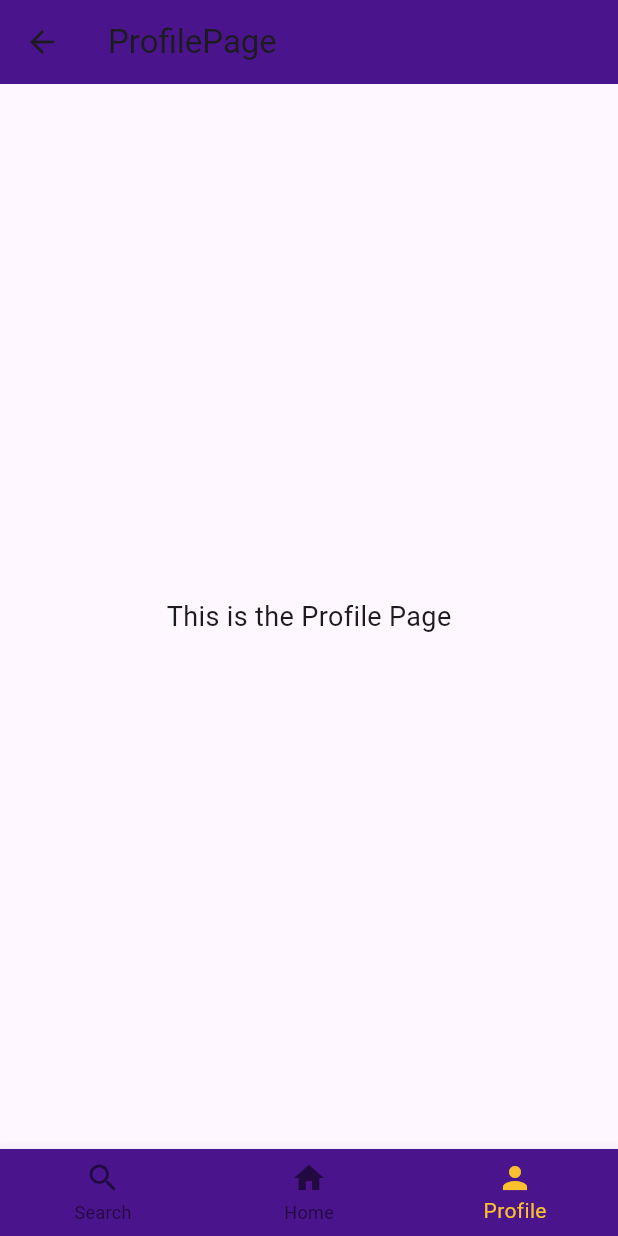
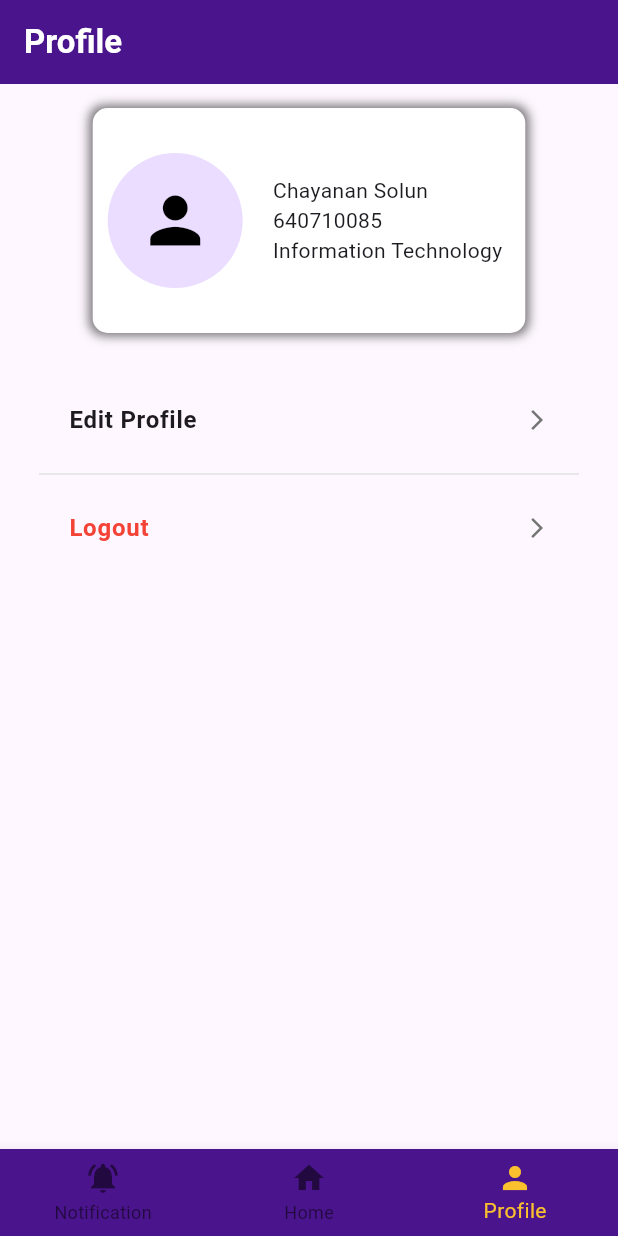
Before and after one commit to Taranymouse/Flutter_Projects, a Flutter app: the ProfilePage screen opened directly, on a phone screen of 412 x 824 dp. Run offline on Flutter 3.47's test engine with Material 3 defaults, Android fonts, the phone set to English and light mode, and no system bars.

Commit message:
เพิ่มหน้า Profile เปลี่ยนจากหน้า search เป็น Notification

```diff
--- a/lib/Navigation/BotNav.dart
+++ b/lib/Navigation/BotNav.dart
@@ -15,8 +15,8 @@ class BottomNav extends StatelessWidget {
     return BottomNavigationBar(
       items: const <BottomNavigationBarItem>[
         BottomNavigationBarItem(
-          icon: Icon(Icons.search),
-          label: 'Search',
+          icon: Icon(Icons.notifications_active),
+          label: 'Notification',
         ),
         BottomNavigationBarItem(
           icon: Icon(Icons.home),
--- a/lib/Profile.dart
+++ /dev/null
@@ -1,29 +0,0 @@
-import 'package:flutter/material.dart';
-import 'package:demoproject/Navigation/BotNav.dart';
-import 'package:demoproject/Navigation/Nav_helper.dart';
-
-class ProfilePage extends StatelessWidget {
-  const ProfilePage({super.key});
-
-  @override
-  Widget build(BuildContext context) {
-    return Scaffold(
-      appBar: AppBar(
-        title: const Text('ProfilePage'),
-        backgroundColor: Colors.purple[900],
-      ),
-      body: const Center(
-        child: Text(
-          'This is the Profile Page',
-          style: TextStyle(fontSize: 18),
-        ),
-      ),
-      bottomNavigationBar: BottomNav(
-        selectedIndex: 2, // ระบุว่าอยู่ที่หน้า Profile
-        onItemTapped: (index) {
-          navigateToPage(context, index, 2); // เรียกฟังก์ชันนำทางและส่ง index ปัจจุบัน
-        },
-      ),
-    );
-  }
-}
--- a/lib/Search.dart
+++ b/lib/Screen/Notification.dart
@@ -9,12 +9,12 @@ class SearchPage extends StatelessWidget {
   Widget build(BuildContext context) {
     return Scaffold(
       appBar: AppBar(
-        title: const Text('SearchPage'),
+        title: const Text('Notification'),
         backgroundColor: Colors.purple[900],
       ),
       body: const Center(
         child: Text(
-          'This is the Search Page',
+          'This is the Notification Page',
           style: TextStyle(fontSize: 18),
         ),
       ),
--- /dev/null
+++ b/lib/Screen/Profile.dart
@@ -0,0 +1,180 @@
+import 'package:flutter/material.dart';
+import 'package:demoproject/Navigation/BotNav.dart';
+import 'package:demoproject/Navigation/Nav_helper.dart';
+
+class ProfilePage extends StatelessWidget {
+  const ProfilePage({super.key});
+
+  @override
+  Widget build(BuildContext context) {
+    return Scaffold(
+      appBar: AppBar(
+        title: Row(
+          children: [
+            Text(
+              "Profile",
+              style: TextStyle(
+                color: Colors.white,
+                fontWeight: FontWeight.bold,
+              ),
+            ),
+          ],
+        ),
+        backgroundColor: Colors.purple[900],
+      ),
+      body: Column(
+        crossAxisAlignment: CrossAxisAlignment.center,
+        children: [
+          Padding(
+            padding: EdgeInsets.all(16),
+            child: Column(
+              children: [
+                Container(
+                  width: MediaQuery.of(context).size.width * 0.7,
+                  height: 150,
+                  decoration: BoxDecoration(
+                    color: Colors.white,
+                    borderRadius: BorderRadius.circular(10),
+                    boxShadow: [
+                      BoxShadow(
+                        color: Colors.black54,
+                        blurRadius: 5,
+                        spreadRadius: 2,
+                      ),
+                    ],
+                  ),
+                  child:
+                      // Card
+                      Center(
+                          child: Padding(
+                    padding: EdgeInsets.all(10),
+                    child: Row(
+                      children: [
+                        CircleAvatar(
+                          radius: 45,
+                          child: Icon(
+                            Icons.person,
+                            color: Colors.black,
+                            size: 50,
+                          ),
+                        ),
+                        SizedBox(
+                          width: 20,
+                        ),
+                        Column(
+                          mainAxisAlignment: MainAxisAlignment.center,
+                          crossAxisAlignment: CrossAxisAlignment.start,
+                          children: [
+                            //Name
+                            Text("Chayanan Solun"),
+
+                            //Std ID
+                            Text("640710085"),
+
+                            //branch
+                            Text("Information Technology"),
+                          ],
+                        ),
+                      ],
+                    ),
+                  )),
+                ),
+
+                SizedBox(height: 20,),
+
+                //Options
+                Padding(
+                    padding: EdgeInsets.all(10),
+                    child: Column(
+                      children: [
+                        ListTile(
+                          contentPadding: EdgeInsets.symmetric(horizontal: 20),
+                          title: Text(
+                            "Edit Profile",
+                            style: TextStyle(
+                              fontSize: 16,
+                              fontWeight: FontWeight.bold,
+                            ),
+                          ),
+                          trailing: Icon(
+                            Icons.arrow_forward_ios,
+                            size: 16,
+                            color: Colors.grey[600],
+                          ),
+                          onTap: (){},
+                        ),
+
+                        //Logout
+                        Divider(thickness: 1, color: Colors.grey[300]),
+                        ListTile(
+                          contentPadding: EdgeInsets.symmetric(horizontal: 20),
+                          title: Text(
+                            "Logout",
+                            style: TextStyle(
+                              fontSize: 16,
+                              fontWeight: FontWeight.bold,
+                              color: Colors.red,
+                            ),
+                          ),
+                          trailing: Icon(
+                            Icons.arrow_forward_ios,
+                            size: 16,
+                            color: Colors.grey[600],
+                          ),
+                          onTap: () => _showLogoutDialog(context),
+                        ),
+                      ],
+                    )),
+              ],
+            ),
+          ),
+        ],
+      ),
+      bottomNavigationBar: BottomNav(
+        selectedIndex: 2, // ระบุว่าอยู่ที่หน้า Profile
+        onItemTapped: (index) {
+          navigateToPage(
+              context, index, 2); // เรียกฟังก์ชันนำทางและส่ง index ปัจจุบัน
+        },
+      ),
+    );
+  }
+
+  void _logout(BuildContext context) {
+    Navigator.pushNamedAndRemoveUntil(context, '/', (route) => false);
+  }
+
+  void _showLogoutDialog(BuildContext context) {
+    showDialog(
+      context: context,
+      builder: (BuildContext context) {
+        return AlertDialog(
+          title: Text("Confirm Logout"),
+          content: Text("Are you sure you want to logout?"),
+          actions: [
+            TextButton(
+              onPressed: () {
+                Navigator.of(context).pop(); // ปิด Dialog
+              },
+              child: Text("Cancel"),
+            ),
+            TextButton(
+              onPressed: () {
+                Navigator.of(context).pop(); // ปิด Dialog
+                _logout(context); // เรียกฟังก์ชัน Logout
+              },
+              child: Text(
+                "Logout",
+                style: TextStyle(color: Colors.red),
+              ),
+            ),
+          ],
+        );
+      },
+    );
+  }
+
+  void _editProfile(BuildContext context){
+
+  }
+}
--- a/lib/main.dart
+++ b/lib/main.dart
@@ -1,8 +1,9 @@
 import 'package:demoproject/Login/Login.dart';
 import 'package:flutter/material.dart';
+import 'package:demoproject/Screen/Profile.dart';
 // import 'package:demoproject/Login/LoginExample.dart';
 // import 'package:demoproject/testAPI.dart';
-import 'package:demoproject/home.dart';
+import 'package:demoproject/Screen/home.dart';
 
 void main() {
   runApp(DemoApp());
@@ -19,7 +20,7 @@ class DemoApp extends StatelessWidget {
       theme: ThemeData(
         primarySwatch: Colors.yellow,
       ),
-      home: Myhomepage(),
+      home: ProfilePage(),
       // routes: {
       //   '/': (context) => LoginPage(),
       //   '/home': (context) => Myhomepage(), // ลงทะเบียนเส้นทาง
```
Also changed, not shown: lib/Login/google_auth.dart (added, +25 -0 lines), lib/Navigation/Nav_helper.dart (+11 -21 lines), lib/Screen/home.dart (renamed from lib/home.dart, +1 -16 lines), 1 other file.
